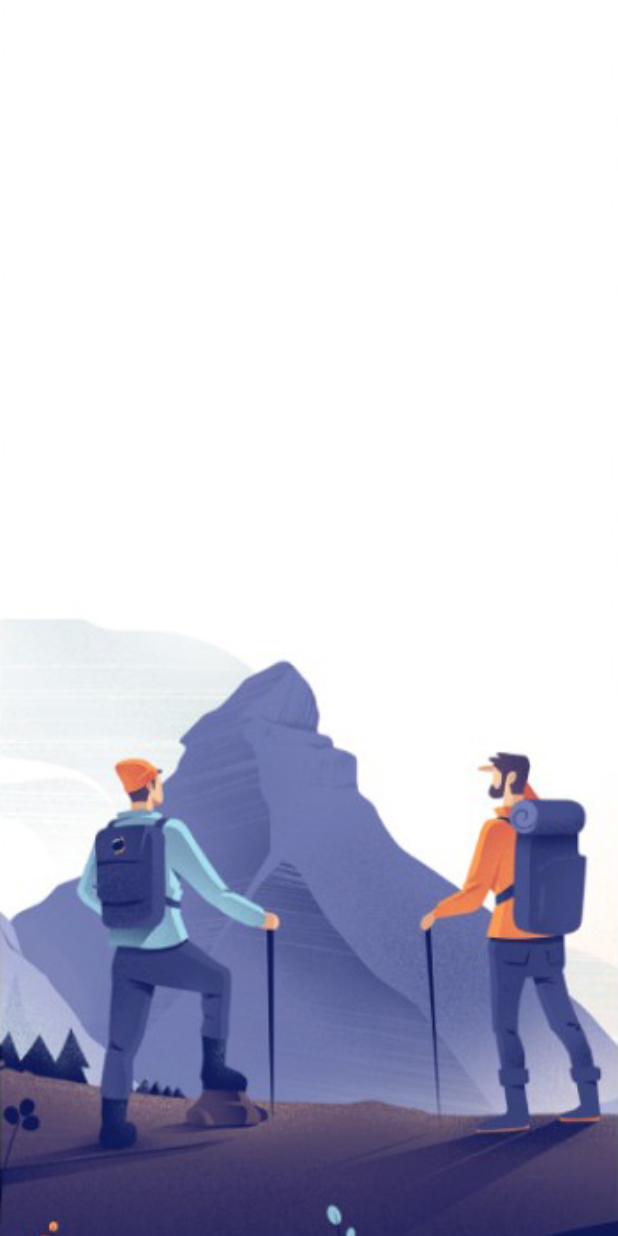
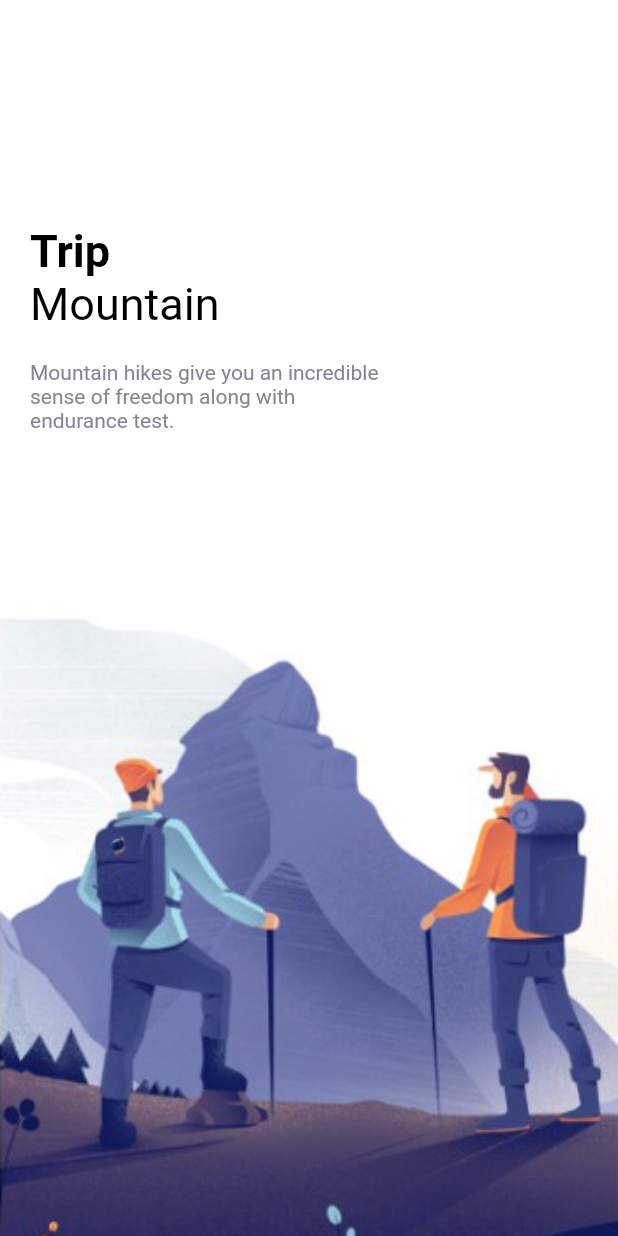
Before and after one commit to vudtipat/flutter-demo-app, a Flutter app: the screen it shows after launch, on a phone screen of 412 x 824 dp. Run offline on Flutter 3.47's test engine with Material 2 defaults, Android fonts, the phone set to English and light mode, and no system bars.

Commit message:
add widget and update welcome page

```diff
--- a/lib/pages/welcome_page.dart
+++ b/lib/pages/welcome_page.dart
@@ -1,4 +1,7 @@
+import 'package:demo_flutter_app/widget/app_text.dart';
 import 'package:flutter/material.dart';
+
+import '../widget/app_large_text.dart';
 
 class WelcomePage extends StatefulWidget {
   const WelcomePage({super.key});
@@ -31,6 +34,28 @@
                   fit: BoxFit.cover
               )
             ),
+            child: Container(
+              margin: const EdgeInsets.only(top: 150,left: 20,right: 20),
+              child: Row(
+                children: [
+                  Column(
+                    crossAxisAlignment: CrossAxisAlignment.start,
+                    children: [
+                      AppLargeText(size:30,text: "Trip"),
+                      AppText(size: 30,text: "Mountain"),
+                      SizedBox(height: 20),
+                      Container(
+                        width: 245,
+                        child: AppText(
+                          text: "Mountain hikes give you an incredible sense of freedom along with endurance test.",
+                          color: Color(0xFF878593),
+                          size: 14),
+                      )
+                    ],
+                  )
+                ],
+              ),
+            ),
           );
       }),
     );
--- /dev/null
+++ b/lib/widget/app_large_text.dart
@@ -0,0 +1,23 @@
+import 'package:flutter/material.dart';
+
+class AppLargeText extends StatelessWidget {
+  double size;
+  final String text;
+  final Color color;
+  AppLargeText({super.key,
+    this.size = 30,
+    required this.text,
+    this.color = Colors.black});
+
+  @override
+  Widget build(BuildContext context) {
+    return Text(
+      text,
+      style: TextStyle(
+        color: color,
+        fontSize: size,
+        fontWeight: FontWeight.bold
+      ),
+    );
+  }
+}
--- /dev/null
+++ b/lib/widget/app_text.dart
@@ -0,0 +1,23 @@
+import 'package:flutter/material.dart';
+
+class AppText extends StatelessWidget {
+  double size;
+  final String text;
+  final Color color;
+  AppText({super.key,
+    this.size = 16,
+    required this.text,
+    this.color = Colors.black});
+
+  @override
+  Widget build(BuildContext context) {
+    return Text(
+      text,
+      style: TextStyle(
+        color: color,
+        fontSize: size,
+        fontWeight: FontWeight.normal
+      ),
+    );
+  }
+}
```
